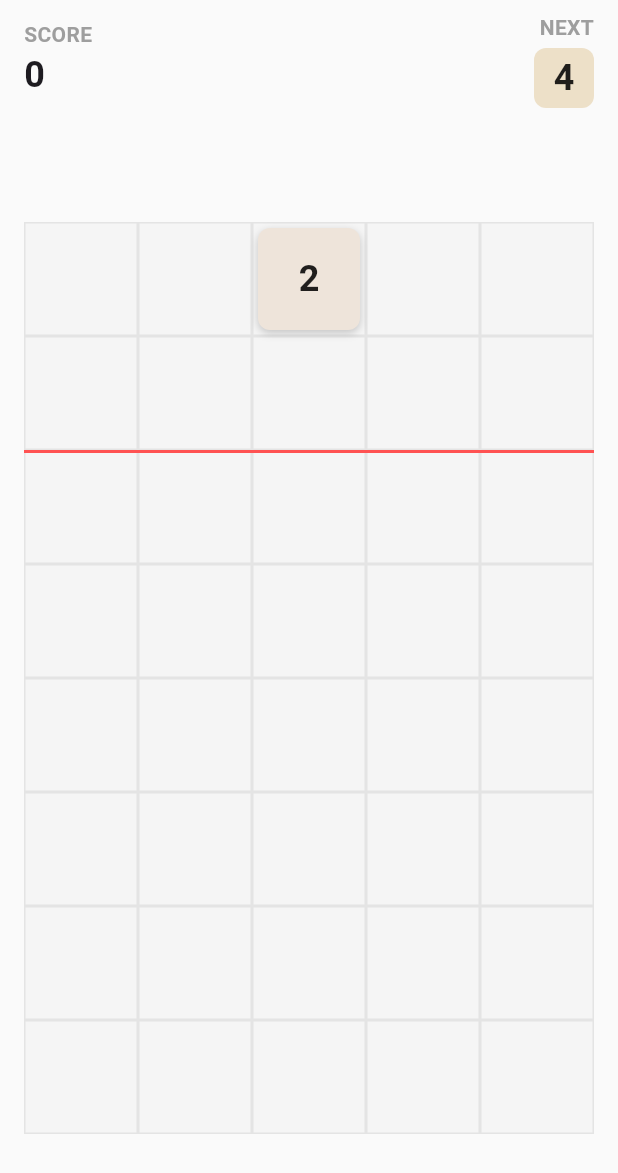
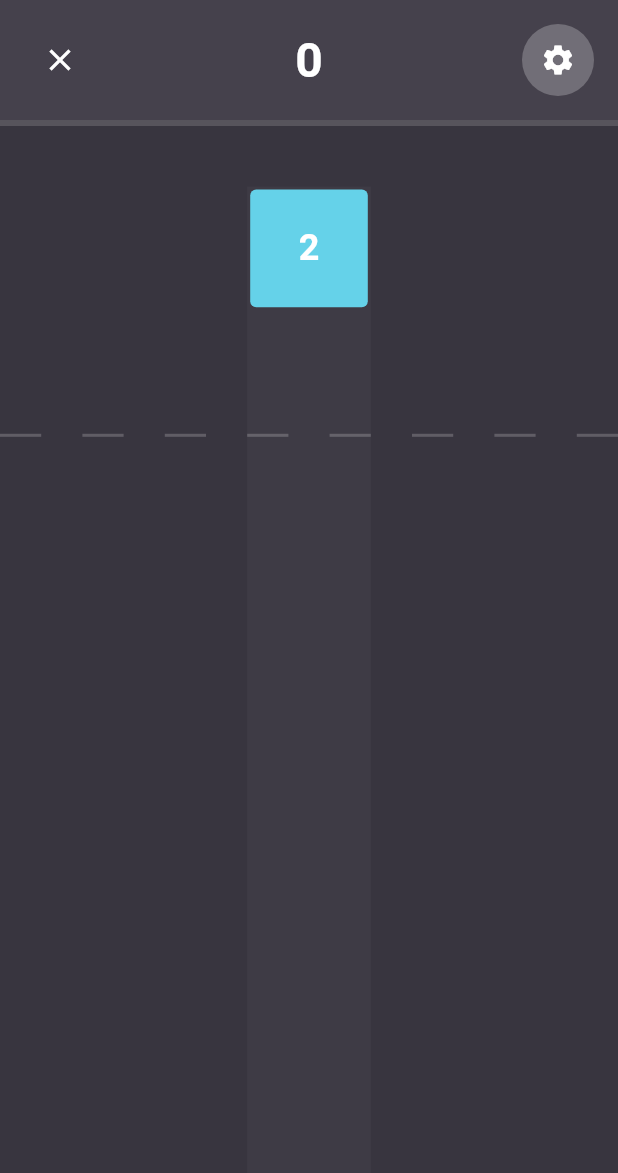
Before and after one commit to ArindamBhatta/2048, a Flutter app: the screen it shows after launch, on a phone screen of 412 x 824 dp. Shown: the top 1173 px of the screen. Run offline on Flutter 3.47's test engine with Material 3 defaults, Android fonts, the phone set to English and light mode, and no system bars; our stand-ins replace flutter_riverpod.

Commit message:
implement new gravity-based game engine with modular resolvers and updated UI interactions

```diff
--- /dev/null
+++ b/lib/core/models/board_state.dart
@@ -0,0 +1,56 @@
+import 'tile.dart';
+
+enum GamePhase {
+  control,
+  resolving,
+  gameOver
+}
+
+class BoardState {
+  final List<List<Tile>> columns;
+  final Tile? activeTile;
+  final int nextTileValue;
+  final int score;
+  final GamePhase phase;
+
+  static const int numColumns = 5;
+  static const int numRows = 8;
+  static const int spawnRow = 7;
+  static const int boundaryRow = 6;
+
+  BoardState({
+    required this.columns,
+    this.activeTile,
+    this.nextTileValue = 2,
+    this.score = 0,
+    this.phase = GamePhase.control,
+  });
+
+  BoardState copyWith({
+    List<List<Tile>>? columns,
+    Tile? activeTile,
+    int? nextTileValue,
+    int? score,
+    GamePhase? phase,
+  }) {
+    // If activeTile needs to be explicitly set to null, copyWith can't do it easily without a wrapper.
+    // Instead, we use clearActiveTile for that.
+    return BoardState(
+      columns: columns ?? this.columns,
+      activeTile: activeTile ?? this.activeTile,
+      nextTileValue: nextTileValue ?? this.nextTileValue,
+      score: score ?? this.score,
+      phase: phase ?? this.phase,
+    );
+  }
+
+  BoardState clearActiveTile() {
+    return BoardState(
+      columns: columns,
+      activeTile: null,
+      nextTileValue: nextTileValue,
+      score: score,
+      phase: phase,
+    );
+  }
+}
--- /dev/null
+++ b/lib/core/models/tile.dart
@@ -0,0 +1,42 @@
+import 'package:uuid/uuid.dart';
+
+const _uuid = Uuid();
+
+class Tile {
+  final String id;
+  final int value;
+  final int column;
+  final int stackIndex;
+
+  Tile({
+    String? id,
+    required this.value,
+    required this.column,
+    required this.stackIndex,
+  }) : id = id ?? _uuid.v4();
+
+  Tile copyWith({
+    String? id,
+    int? value,
+    int? column,
+    int? stackIndex,
+  }) {
+    return Tile(
+      id: id ?? this.id,
+      value: value ?? this.value,
+      column: column ?? this.column,
+      stackIndex: stackIndex ?? this.stackIndex,
+    );
+  }
+
+  @override
+  bool operator ==(Object other) =>
+      identical(this, other) ||
+      other is Tile && runtimeType == other.runtimeType && id == other.id;
+
+  @override
+  int get hashCode => id.hashCode;
+
+  @override
+  String toString() => 'Tile(id: $id, value: $value, col: $column, stackIndex: $stackIndex)';
+}
--- a/lib/ui/components/game_board.dart
+++ b/lib/ui/components/game_board.dart
@@ -29,17 +29,33 @@ class GameBoardWidget extends ConsumerWidget {
             child: Stack(
               clipBehavior: Clip.none,
               children: [
-                // Background Grid
-                _buildGridBackground(tileSize),
+                // Highlight active column
+                if (state.activeTile != null)
+                  Positioned(
+                    left: state.activeTile!.column * tileSize,
+                    top: 0,
+                    bottom: 0,
+                    width: tileSize,
+                    child: Container(
+                      color: Colors.white.withValues(alpha: 0.03),
+                    ),
+                  ),
 
                 // Boundary Line
                 Positioned(
                   top: (BoardState.rows - BoardState.boundaryRow) * tileSize, // Invert Y
                   left: 0,
                   right: 0,
-                  child: Container(
-                    height: 2,
-                    color: Colors.redAccent,
+                  child: Row(
+                    children: List.generate(
+                      15,
+                      (index) => Expanded(
+                        child: Container(
+                          height: 2,
+                          color: index % 2 == 0 ? Colors.white.withValues(alpha: 0.2) : Colors.transparent,
+                        ),
+                      ),
+                    ),
                   ),
                 ),
 
@@ -51,7 +67,7 @@ class GameBoardWidget extends ConsumerWidget {
                     width: tileSize,
                     height: tileSize,
                     child: Padding(
-                      padding: const EdgeInsets.all(4.0),
+                      padding: const EdgeInsets.all(2.0),
                       child: TileWidget(
                         value: tile.value,
                         isStatic: true,
@@ -69,7 +85,7 @@ class GameBoardWidget extends ConsumerWidget {
                     width: tileSize,
                     height: tileSize,
                     child: Padding(
-                      padding: const EdgeInsets.all(4.0),
+                      padding: const EdgeInsets.all(2.0),
                       child: TileWidget(
                         value: state.activeTile!.value,
                       ),
@@ -82,25 +98,4 @@ class GameBoardWidget extends ConsumerWidget {
       },
     );
   }
-
-  Widget _buildGridBackground(double tileSize) {
-    return Column(
-      children: List.generate(
-        BoardState.rows,
-        (r) => Row(
-          children: List.generate(
-            BoardState.columns,
-            (c) => Container(
-              width: tileSize,
-              height: tileSize,
-              decoration: BoxDecoration(
-                border: Border.all(color: Colors.grey.withValues(alpha: 0.2)),
-                color: Colors.grey.withValues(alpha: 0.05),
-              ),
-            ),
-          ),
-        ),
-      ),
-    );
-  }
 }
--- a/lib/ui/components/header.dart
+++ b/lib/ui/components/header.dart
@@ -1,7 +1,6 @@
 import 'package:flutter/material.dart';
 import 'package:flutter_riverpod/flutter_riverpod.dart';
 import '../../state/game_state_notifier.dart';
-import 'tile_widget.dart';
 
 class HeaderWidget extends ConsumerWidget {
   const HeaderWidget({super.key});
@@ -10,52 +9,42 @@ class HeaderWidget extends ConsumerWidget {
   Widget build(BuildContext context, WidgetRef ref) {
     final state = ref.watch(gameStateProvider);
 
-    return Padding(
-      padding: const EdgeInsets.symmetric(horizontal: 16.0, vertical: 8.0),
-      child: Row(
-        mainAxisAlignment: MainAxisAlignment.spaceBetween,
+    return Container(
+      color: const Color(0xFF45414C), // Slightly different shade for header area
+      padding: const EdgeInsets.symmetric(horizontal: 16.0, vertical: 16.0),
+      child: Stack(
+        alignment: Alignment.center,
         children: [
-          Column(
-            crossAxisAlignment: CrossAxisAlignment.start,
+          Row(
+            mainAxisAlignment: MainAxisAlignment.spaceBetween,
             children: [
-              const Text(
-                'SCORE',
-                style: TextStyle(
-                  fontSize: 14,
-                  fontWeight: FontWeight.bold,
-                  color: Colors.grey,
+              IconButton(
+                icon: const Icon(Icons.close, color: Colors.white),
+                onPressed: () {
+                  // close button placeholder
+                },
+              ),
+              Container(
+                decoration: const BoxDecoration(
+                  color: Colors.white24,
+                  shape: BoxShape.circle,
                 ),
-              ),
-              Text(
-                '${state.score}',
-                style: const TextStyle(
-                  fontSize: 24,
-                  fontWeight: FontWeight.bold,
+                child: IconButton(
+                  icon: const Icon(Icons.settings, color: Colors.white),
+                  onPressed: () {
+                    // settings placeholder
+                  },
                 ),
               ),
             ],
           ),
-          Column(
-            crossAxisAlignment: CrossAxisAlignment.end,
-            children: [
-              const Text(
-                'NEXT',
-                style: TextStyle(
-                  fontSize: 14,
-                  fontWeight: FontWeight.bold,
-                  color: Colors.grey,
-                ),
-              ),
-              const SizedBox(height: 4),
-              SizedBox(
-                width: 40,
-                height: 40,
-                child: TileWidget(
-                  value: state.nextTileValue,
-                  isStatic: true,
-                ),
-              ),
-            ],
+          Text(
+            '${state.score}',
+            style: const TextStyle(
+              fontSize: 32,
+              fontWeight: FontWeight.bold,
+              color: Colors.white,
+            ),
           ),
         ],
       ),
--- a/lib/ui/components/tile_widget.dart
+++ b/lib/ui/components/tile_widget.dart
@@ -15,16 +15,7 @@ class TileWidget extends StatelessWidget {
     return Container(
       decoration: BoxDecoration(
         color: _getTileColor(value),
-        borderRadius: BorderRadius.circular(8.0),
-        boxShadow: isStatic
-            ? []
-            : [
-                BoxShadow(
-                  color: Colors.black.withValues(alpha: 0.2),
-                  blurRadius: 4,
-                  offset: const Offset(0, 2),
-                )
-              ],
+        borderRadius: BorderRadius.circular(4.0), // slightly sharper corners like image
       ),
       child: Center(
         child: Text(
@@ -32,7 +23,7 @@ class TileWidget extends StatelessWidget {
           style: TextStyle(
             fontSize: value > 100 ? 18 : 24,
             fontWeight: FontWeight.bold,
-            color: value > 4 ? Colors.white : Colors.black87,
+            color: Colors.white, // All text white
           ),
         ),
       ),
@@ -42,29 +33,29 @@ class TileWidget extends StatelessWidget {
   Color _getTileColor(int value) {
     switch (value) {
       case 2:
-        return const Color(0xFFEEE4DA);
+        return const Color(0xFF65D2E9);
       case 4:
-        return const Color(0xFFEDE0C8);
+        return const Color(0xFF61E383);
       case 8:
-        return const Color(0xFFF2B179);
+        return const Color(0xFFF26786);
       case 16:
-        return const Color(0xFFF59563);
+        return const Color(0xFF5ABEF6);
       case 32:
-        return const Color(0xFFF67C5F);
+        return const Color(0xFFF68D32);
       case 64:
-        return const Color(0xFFF65E3B);
+        return const Color(0xFFFA64DF);
       case 128:
-        return const Color(0xFFEDCF72);
+        return const Color(0xFFF1D245);
       case 256:
-        return const Color(0xFFEDCC61);
+        return const Color(0xFFE25B5B);
       case 512:
-        return const Color(0xFFEDC850);
+        return const Color(0xFF9E5BE2);
       case 1024:
-        return const Color(0xFFEDC53F);
+        return const Color(0xFFE25B9E);
       case 2048:
-        return const Color(0xFFEDC22E);
+        return const Color(0xFFE2C95B);
       default:
-        return const Color(0xFF3C3A32);
+        return const Color(0xFF65D2E9); // fallback to 2 color
     }
   }
 }
--- a/lib/ui/game_screen.dart
+++ b/lib/ui/game_screen.dart
@@ -13,30 +13,43 @@ class GameScreen extends ConsumerWidget {
     final notifier = ref.read(gameStateProvider.notifier);
 
     return Scaffold(
-      backgroundColor: const Color(0xFFFAFAFA),
+      backgroundColor: const Color(0xFF38353F), // Dark background matching image
       body: SafeArea(
+        bottom: false,
         child: Column(
           children: [
             const HeaderWidget(),
+            Container(
+              height: 4,
+              color: Colors.grey.withValues(alpha: 0.3), // Separator line under header
+            ),
             Expanded(
-              child: Padding(
-                padding: const EdgeInsets.all(16.0),
               child: GestureDetector(
-                  onHorizontalDragUpdate: (details) {
-                     // Calculate which column was dragged over based on width
+                onPanDown: (details) {
                    RenderBox box = context.findRenderObject() as RenderBox;
-                     double width = box.size.width - 32; // minus padding
+                   double width = box.size.width;
                    double colWidth = width / 5;
                    int col = (details.localPosition.dx / colWidth).floor();
+                   if (col >= 0 && col < 5) {
                      notifier.setMoveColumn(col);
+                   }
+                },
+                onPanUpdate: (details) {
+                   RenderBox box = context.findRenderObject() as RenderBox;
+                   double width = box.size.width;
+                   double colWidth = width / 5;
+                   int col = (details.localPosition.dx / colWidth).floor();
+                   if (col >= 0 && col < 5) {
+                     notifier.setMoveColumn(col);
+                   }
+                },
+                onPanEnd: (details) {
+                  notifier.dropTile();
                 },
                 onTap: () {
+                  // We might not need onTap if onPanEnd handles all releases,
+                  // but keeping it ensures tap-to-drop works if pan isn't detected
                   notifier.dropTile();
-                  },
-                  onVerticalDragEnd: (details) {
-                    if (details.primaryVelocity != null && details.primaryVelocity! > 0) {
-                      notifier.dropTile();
-                    }
                 },
                 child: Stack(
                   children: [
@@ -69,7 +82,6 @@ class GameScreen extends ConsumerWidget {
                 ),
               ),
             ),
-            ),
           ],
         ),
       ),
```
Also changed, not shown: lib/core/engine/drop_resolver.dart (added, +24 -0 lines), lib/core/engine/game_engine.dart (added, +84 -0 lines), lib/core/engine/game_over_resolver.dart (added, +18 -0 lines), lib/core/engine/gravity_resolver.dart (added, +38 -0 lines), lib/core/engine/merge_detector.dart (added, +52 -0 lines), lib/core/engine/merge_executor.dart (added, +42 -0 lines), lib/core/models/merge_operation.dart (added, +17 -0 lines), 2 other files. Lines whose indentation alone changed are shown as unchanged.
